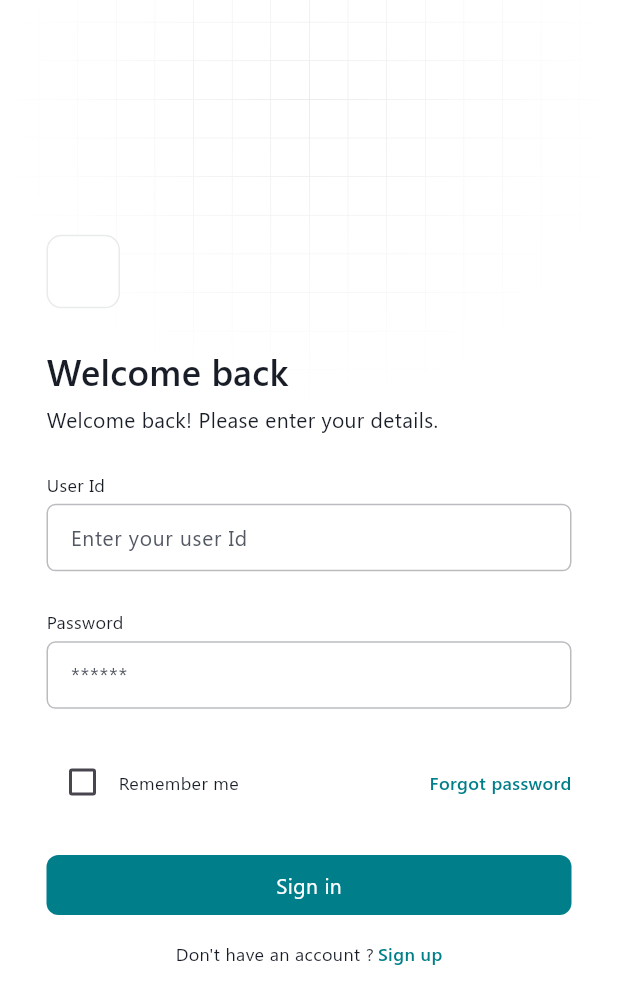
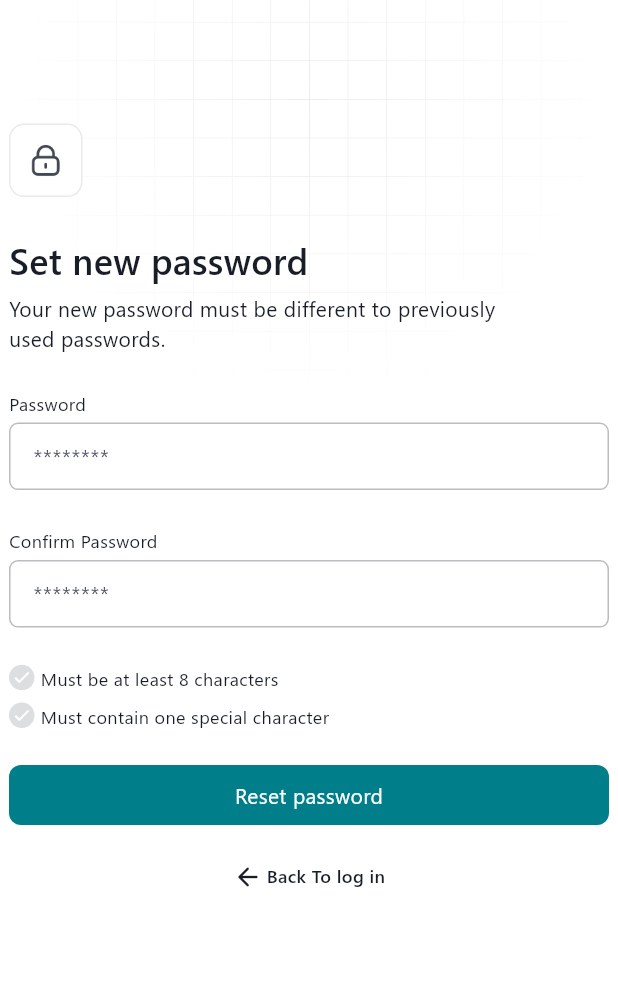
Before and after one commit to rakesh0519/flutter-webapp-002, a Flutter app: the screen it shows after launch, on a phone screen of 412 x 824 dp. Shown: the top 1004 px of the screen. Run offline on Flutter 3.47's test engine with Material 3 defaults, Android fonts, the light colour scheme and no system bars; our stand-ins replace flutter_spinkit, fluttertoast, pinput, sizer.

Commit message:
Auth Done

```diff
--- /dev/null
+++ b/lib/Ui/00_Auth/set_new_pass.dart
@@ -0,0 +1,378 @@
+import 'package:flutter/material.dart';
+import 'package:sizer/sizer.dart';
+
+import '../../Values/AppColors.dart';
+import '../../Values/Constants.dart';
+
+class SetNewPassword extends StatefulWidget {
+  const SetNewPassword({super.key});
+
+  @override
+  State<SetNewPassword> createState() => _SetNewPasswordState();
+}
+
+class _SetNewPasswordState extends State<SetNewPassword> {
+
+  TextEditingController passwordController = TextEditingController();
+  TextEditingController cPasswordController = TextEditingController();
+
+  bool isResetPass = false;
+
+  @override
+  Widget build(BuildContext context) {
+    return Scaffold(
+      backgroundColor: Colors.white,
+      body: SingleChildScrollView(
+        child: Stack(
+          children: [
+
+            Center(
+              child: SizedBox(
+                  width: 650,
+                  child: Image.asset("Assets/images/bg_design.png")),
+            ),
+
+            isResetPass == false
+                ?
+            Center(
+              child: SizedBox(
+                width: 400,
+                child: Column(
+                  crossAxisAlignment: CrossAxisAlignment.start,
+                  children: [
+
+                    SizedBox(height: 10.h),
+
+                    Container(
+                        decoration: BoxDecoration(
+                            borderRadius: BorderRadius.circular(10),
+                            color: AppColors.white_00,
+                            border: Border.all(color: AppColors.borderColor)
+                        ),
+                        padding: EdgeInsets.all(11),
+                        child: Image.asset("Assets/icons/ic_lock.png",width: 25,height: 25)),
+
+                    SizedBox(height: 3.h),
+
+                    Text(
+                      "Set new password",
+                      style: textStyle.SegoeUISemiBold.copyWith(
+                          fontSize: 24.px,
+                          color: AppColors.fontBlack
+                      ),
+                    ),
+
+                    SizedBox(height: 0.6.h),
+
+                    Text(
+                      "Your new password must be different to previously\nused passwords.",
+                      style: textStyle.SegoeUI.copyWith(
+                          fontSize: 14.px,
+                          color: AppColors.fontBlack
+                      ),
+                    ),
+
+                    SizedBox(height: 3.h),
+
+                    Text(
+                      "Password",
+                      style: textStyle.SegoeUI.copyWith(
+                          fontSize: 12.px,
+                          color: AppColors.fontBlack
+                      ),
+                    ),
+
+                    SizedBox(height: 0.6.h),
+
+                    TextFormField(
+                        controller: passwordController,
+                        style: textStyle.SegoeUI.copyWith(
+                            color: AppColors.fontBlack,
+                            fontSize: 14.px
+                        ),
+                        obscureText: true,
+                        cursorHeight: 15,
+                        decoration: InputDecoration(
+                          isDense: true,
+                          fillColor: AppColors.white_00,
+                          filled: true,
+                          hintText: "********",
+                          hintStyle: textStyle.SegoeUI.copyWith(
+                              color: AppColors.fontGrey,
+                              fontSize: 14.px
+                          ),
+                          enabledBorder: OutlineInputBorder(
+                              borderSide: BorderSide(
+                                  color: AppColors.fontGrey.withOpacity(.4)),
+                              borderRadius: BorderRadius.circular(6)),
+                          focusedBorder: OutlineInputBorder(
+                              borderSide: BorderSide(
+                                  color: AppColors.fontGrey.withOpacity(.4)),
+                              borderRadius: BorderRadius.circular(6)),
+                          focusedErrorBorder: OutlineInputBorder(
+                              borderSide: BorderSide(
+                                  color: AppColors.fontGrey.withOpacity(.4)),
+                              borderRadius: BorderRadius.circular(6)),
+                          errorBorder: OutlineInputBorder(
+                              borderSide: BorderSide(
+                                  color: AppColors.red_00.withOpacity(.4)),
+                              borderRadius: BorderRadius.circular(6)),
+                        )
+                    ),
+
+                    SizedBox(height: 3.h),
+
+                    Text(
+                      "Confirm Password",
+                      style: textStyle.SegoeUI.copyWith(
+                          fontSize: 12.px,
+                          color: AppColors.fontBlack
+                      ),
+                    ),
+
+                    SizedBox(height: 0.6.h),
+
+                    TextFormField(
+                        controller: cPasswordController,
+                        style: textStyle.SegoeUI.copyWith(
+                            color: AppColors.fontBlack,
+                            fontSize: 14.px
+                        ),
+                        obscureText: true,
+                        cursorHeight: 15,
+                        decoration: InputDecoration(
+                          isDense: true,
+                          fillColor: AppColors.white_00,
+                          filled: true,
+                          hintText: "********",
+                          hintStyle: textStyle.SegoeUI.copyWith(
+                              color: AppColors.fontGrey,
+                              fontSize: 14.px
+                          ),
+                          enabledBorder: OutlineInputBorder(
+                              borderSide: BorderSide(
+                                  color: AppColors.fontGrey.withOpacity(.4)),
+                              borderRadius: BorderRadius.circular(6)),
+                          focusedBorder: OutlineInputBorder(
+                              borderSide: BorderSide(
+                                  color: AppColors.fontGrey.withOpacity(.4)),
+                              borderRadius: BorderRadius.circular(6)),
+                          focusedErrorBorder: OutlineInputBorder(
+                              borderSide: BorderSide(
+                                  color: AppColors.fontGrey.withOpacity(.4)),
+                              borderRadius: BorderRadius.circular(6)),
+                          errorBorder: OutlineInputBorder(
+                              borderSide: BorderSide(
+                                  color: AppColors.red_00.withOpacity(.4)),
+                              borderRadius: BorderRadius.circular(6)),
+                        )
+                    ),
+
+                    SizedBox(height: 3.h),
+
+                    Row(
+                      children: [
+
+                        Container(
+                            decoration: BoxDecoration(
+                              color: AppColors.fontGrey.withOpacity(0.2),
+                              shape: BoxShape.circle
+                            ),
+                            padding: EdgeInsets.all(2),
+                            child: Icon(Icons.check,color: AppColors.white_00,size: 13)),
+
+                        SizedBox(width: 1.w),
+
+                        Text(
+                          "Must be at least 8 characters",
+                          style: textStyle.SegoeUI.copyWith(
+                              fontSize: 12.px,
+                              color: AppColors.fontBlack
+                          ),
+                        ),
+
+                      ],
+                    ),
+
+                    SizedBox(height: 1.h),
+
+                    Row(
+                      children: [
+
+                        Container(
+                            decoration: BoxDecoration(
+                                color: AppColors.fontGrey.withOpacity(0.2),
+                                shape: BoxShape.circle
+                            ),
+                            padding: EdgeInsets.all(2),
+                            child: Icon(Icons.check,color: AppColors.white_00,size: 13)),
+
+                        SizedBox(width: 1.w),
+
+                        Text(
+                          "Must contain one special character",
+                          style: textStyle.SegoeUI.copyWith(
+                              fontSize: 12.px,
+                              color: AppColors.fontBlack
+                          ),
+                        ),
+
+                      ],
+                    ),
+
+                    SizedBox(height: 3.h),
+
+                    InkWell(
+                      onTap: () {
+
+                        setState(() {
+                          isResetPass = true;
+                        });
+
+                      },
+                      child: Container(
+                        width: MediaQuery.of(context).size.width,
+                        height: 40,
+                        decoration: BoxDecoration(
+                            borderRadius: BorderRadius.circular(8),
+                            color: AppColors.mainGreen
+                        ),
+                        child: Center(
+                          child: Text(
+                            "Reset password",
+                            style: textStyle.SegoeUI.copyWith(
+                                fontSize: 14.px,
+                                color: AppColors.white_00
+                            ),
+                          ),
+                        ),
+                      ),
+                    ),
+
+                    SizedBox(height: 3.h),
+
+                    Row(
+                      crossAxisAlignment: CrossAxisAlignment.start,
+                      mainAxisAlignment: MainAxisAlignment.center,
+                      children: [
+
+                        Icon(Icons.arrow_back_rounded,color: AppColors.fontBlack,size: 20),
+
+                        SizedBox(width: 0.6.w),
+
+                        Text(
+                          "Back To log in",
+                          style: textStyle.SegoeUISemiBold.copyWith(
+                              fontSize: 12.px,
+                              color: AppColors.fontBlack
+                          ),
+                        ),
+
+                      ],
+                    ),
+
+
+                  ],
+                ),
+              ),
+            )
+                :
+            Center(
+              child: SizedBox(
+                width: 400,
+                child: Column(
+                  crossAxisAlignment: CrossAxisAlignment.start,
+                  children: [
+
+                    SizedBox(height: 10.h),
+
+                    Container(
+                        decoration: BoxDecoration(
+                            borderRadius: BorderRadius.circular(10),
+                            color: AppColors.white_00,
+                            border: Border.all(color: AppColors.borderColor)
+                        ),
+                        padding: EdgeInsets.all(11),
+                        child: Image.asset("Assets/icons/ic_check.png",width: 25,height: 25)),
+
+                    SizedBox(height: 3.h),
+
+                    Text(
+                      "Password reset",
+                      style: textStyle.SegoeUISemiBold.copyWith(
+                          fontSize: 24.px,
+                          color: AppColors.fontBlack
+                      ),
+                    ),
+
+                    SizedBox(height: 0.6.h),
+
+                    Text(
+                      "Your password has been successfully reset.\nClick below to go back to the log in screen.",
+                      style: textStyle.SegoeUI.copyWith(
+                          fontSize: 14.px,
+                          color: AppColors.fontBlack
+                      ),
+                    ),
+
+                    SizedBox(height: 3.h),
+
+                    InkWell(
+                      onTap: () {
+
+
+
+                      },
+                      child: Container(
+                        width: MediaQuery.of(context).size.width,
+                        height: 40,
+                        decoration: BoxDecoration(
+                            borderRadius: BorderRadius.circular(8),
+                            color: AppColors.mainGreen
+                        ),
+                        child: Center(
+                          child: Text(
+                            "Continue",
+                            style: textStyle.SegoeUI.copyWith(
+                                fontSize: 14.px,
+                                color: AppColors.white_00
+                            ),
+                          ),
+                        ),
+                      ),
+                    ),
+
+                    SizedBox(height: 3.h),
+
+                    Row(
+                      crossAxisAlignment: CrossAxisAlignment.start,
+                      mainAxisAlignment: MainAxisAlignment.center,
+                      children: [
+
+                        Icon(Icons.arrow_back_rounded,color: AppColors.fontBlack,size: 20),
+
+                        SizedBox(width: 0.6.w),
+
+                        Text(
+                          "Back To log in",
+                          style: textStyle.SegoeUISemiBold.copyWith(
+                              fontSize: 12.px,
+                              color: AppColors.fontBlack
+                          ),
+                        ),
+
+                      ],
+                    ),
+
+
+                  ],
+                ),
+              ),
+            )
+
+          ],
+        ),
+      ),
+    );
+  }
+}
--- a/lib/main.dart
+++ b/lib/main.dart
@@ -4,8 +4,10 @@ import 'package:fujitsuweb/Routes/routes_generator.dart';
 import 'package:sizer/sizer.dart';
 
 import 'Ui/00_Auth/check_email.dart';
+import 'Ui/00_Auth/forgot_password.dart';
 import 'Ui/00_Auth/login_screen.dart';
 import 'Ui/00_Auth/register_screen.dart';
+import 'Ui/00_Auth/set_new_pass.dart';
 
 void main() {
   usePathUrlStrategy();
@@ -27,7 +29,7 @@ class MyApp extends StatelessWidget {
             colorScheme: ColorScheme.fromSeed(seedColor: Colors.deepPurple),
             useMaterial3: true,
           ),
-          home: LoginScreen(),
+          home: SetNewPassword(),
           // initialRoute: '/',
           // onGenerateRoute: RouterGenerator.generateRoute,
         );
```
Also changed, not shown: lib/Ui/00_Auth/forgot_password.dart (added, +302 -0 lines), Assets/icons/ic_key.png (added), Assets/icons/ic_lock.png (added).
